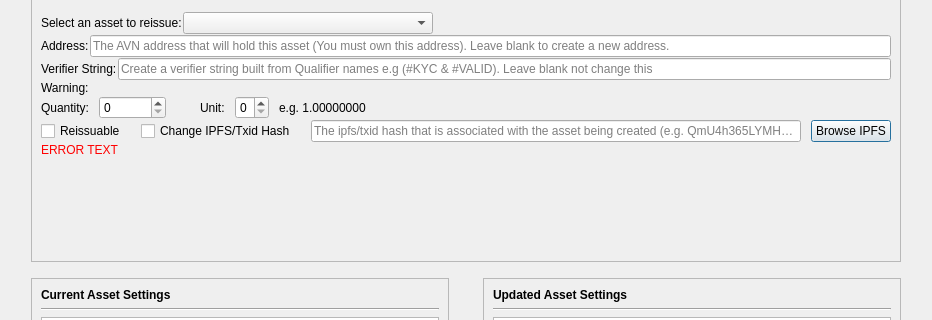
This is src/qt/forms/reissueassetdialog.ui in AvianNetwork/Avian as Qt 5 draws it before an edit; both pictures show x 0 to 932 and y 239 to 559 of the 932 by 1051 pixel window. The edited form follows.
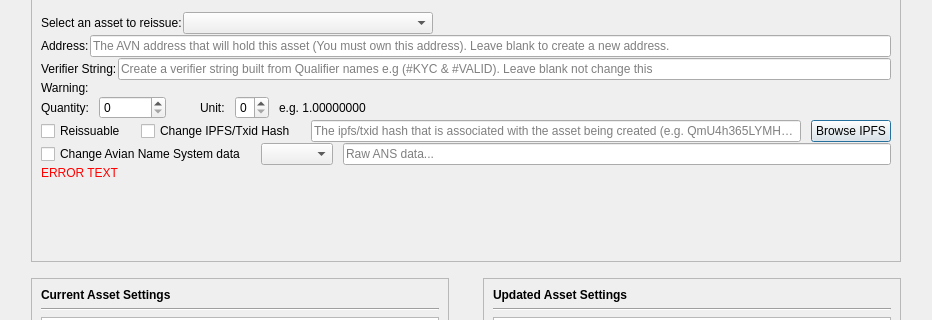
This is the edited form. Custom widgets are drawn as their Qt base class.

The edit to the form file:
```diff
--- a/src/qt/forms/reissueassetdialog.ui
+++ b/src/qt/forms/reissueassetdialog.ui
@@ -906,6 +906,53 @@
             </item>
            </layout>
           </item>
+          <item>
+           <layout class="QHBoxLayout" name="horizontalLayout_ans">
+            <property name="spacing">
+             <number>0</number>
+            </property>
+            <item>
+             <layout class="QHBoxLayout" name="horizontalLayout_ansid">
+              <property name="rightMargin">
+               <number>15</number>
+              </property>
+              <item>
+               <widget class="QCheckBox" name="ansBox">
+                <property name="layoutDirection">
+                 <enum>Qt::LeftToRight</enum>
+                </property>
+                <property name="text">
+                 <string>Change Avian Name System data</string>
+                </property>
+               </widget>
+              </item>
+             </layout>
+            </item>
+            <item>
+             <layout class="QHBoxLayout" name="horizontalLayout_anstext">
+              <property name="spacing">
+                <number>10</number>
+              </property>
+               <item>
+                <widget class="QComboBox" name="ansType"/>
+               </item>
+               <item>
+                <widget class="QLineEdit" name="ansText">
+                    <property name="toolTip">
+                        <string>Raw ANS data</string>
+                    </property>
+                    <property name="maxLength">
+                        <number>64</number>
+                    </property>
+                        <property name="placeholderText">
+                        <string>Raw ANS data...</string>
+                    </property>
+                </widget>
+                </item>
+             </layout>
+            </item>
+           </layout>
+          </item>
           <item>
            <layout class="QHBoxLayout" name="horizontalLayout_5"/>
           </item>
```
